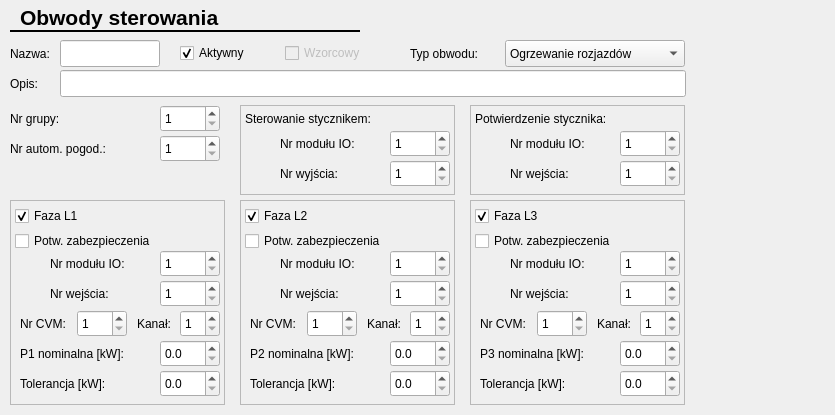
Old version of the form CfgForms/ccircuitcfgform.ui in the repository kaczmar55/koneor_v2.
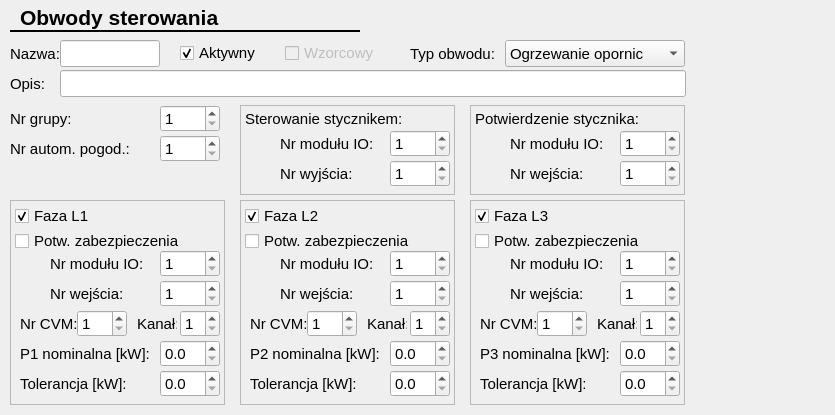
New version of the form.

Patch:
```diff
--- a/CfgForms/ccircuitcfgform.ui
+++ b/CfgForms/ccircuitcfgform.ui
@@ -37,7 +37,7 @@
     <rect>
      <x>20</x>
      <y>5</y>
-     <width>200</width>
+     <width>210</width>
      <height>25</height>
     </rect>
    </property>
@@ -65,6 +65,11 @@
      <height>90</height>
     </rect>
    </property>
+   <property name="font">
+    <font>
+     <pointsize>11</pointsize>
+    </font>
+   </property>
    <property name="frameShape">
     <enum>QFrame::StyledPanel</enum>
    </property>
@@ -80,6 +85,11 @@
       <height>17</height>
      </rect>
     </property>
+    <property name="font">
+     <font>
+      <pointsize>11</pointsize>
+     </font>
+    </property>
     <property name="text">
      <string>Sterowanie stycznikem:</string>
     </property>
@@ -93,6 +103,11 @@
       <height>17</height>
      </rect>
     </property>
+    <property name="font">
+     <font>
+      <pointsize>11</pointsize>
+     </font>
+    </property>
     <property name="text">
      <string>Nr modułu IO:</string>
     </property>
@@ -106,6 +121,11 @@
       <height>17</height>
      </rect>
     </property>
+    <property name="font">
+     <font>
+      <pointsize>11</pointsize>
+     </font>
+    </property>
     <property name="text">
      <string>Nr wyjścia:</string>
     </property>
@@ -119,6 +139,11 @@
       <height>27</height>
      </rect>
     </property>
+    <property name="font">
+     <font>
+      <pointsize>11</pointsize>
+     </font>
+    </property>
     <property name="minimum">
      <number>1</number>
     </property>
@@ -135,6 +160,11 @@
       <height>27</height>
      </rect>
     </property>
+    <property name="font">
+     <font>
+      <pointsize>11</pointsize>
+     </font>
+    </property>
     <property name="minimum">
      <number>1</number>
     </property>
@@ -152,6 +182,11 @@
      <height>27</height>
     </rect>
    </property>
+   <property name="font">
+    <font>
+     <pointsize>11</pointsize>
+    </font>
+   </property>
    <property name="minimum">
     <number>1</number>
    </property>
@@ -168,6 +203,11 @@
      <height>27</height>
     </rect>
    </property>
+   <property name="font">
+    <font>
+     <pointsize>11</pointsize>
+    </font>
+   </property>
    <property name="suffix">
     <string/>
    </property>
@@ -193,6 +233,11 @@
      <height>22</height>
     </rect>
    </property>
+   <property name="font">
+    <font>
+     <pointsize>11</pointsize>
+    </font>
+   </property>
    <property name="text">
     <string>Aktywny</string>
    </property>
@@ -209,6 +254,11 @@
      <height>205</height>
     </rect>
    </property>
+   <property name="font">
+    <font>
+     <pointsize>11</pointsize>
+    </font>
+   </property>
    <property name="frameShape">
     <enum>QFrame::StyledPanel</enum>
    </property>
@@ -224,6 +274,11 @@
       <height>22</height>
      </rect>
     </property>
+    <property name="font">
+     <font>
+      <pointsize>11</pointsize>
+     </font>
+    </property>
     <property name="text">
      <string>Faza L2</string>
     </property>
@@ -240,6 +295,11 @@
       <height>22</height>
      </rect>
     </property>
+    <property name="font">
+     <font>
+      <pointsize>11</pointsize>
+     </font>
+    </property>
     <property name="text">
      <string>Potw. zabezpieczenia</string>
     </property>
@@ -253,6 +313,11 @@
       <height>17</height>
      </rect>
     </property>
+    <property name="font">
+     <font>
+      <pointsize>11</pointsize>
+     </font>
+    </property>
     <property name="text">
      <string>Nr modułu IO:</string>
     </property>
@@ -266,6 +331,11 @@
       <height>27</height>
      </rect>
     </property>
+    <property name="font">
+     <font>
+      <pointsize>11</pointsize>
+     </font>
+    </property>
     <property name="minimum">
      <number>1</number>
     </property>
@@ -285,6 +355,11 @@
       <height>27</height>
      </rect>
     </property>
+    <property name="font">
+     <font>
+      <pointsize>11</pointsize>
+     </font>
+    </property>
     <property name="minimum">
      <number>1</number>
     </property>
@@ -301,6 +376,11 @@
       <height>17</height>
      </rect>
     </property>
+    <property name="font">
+     <font>
+      <pointsize>11</pointsize>
+     </font>
+    </property>
     <property name="text">
      <string>Nr wejścia:</string>
     </property>
@@ -314,6 +394,11 @@
       <height>17</height>
      </rect>
     </property>
+    <property name="font">
+     <font>
+      <pointsize>11</pointsize>
+     </font>
+    </property>
     <property name="text">
      <string>P2 nominalna [kW]:</string>
     </property>
@@ -327,6 +412,11 @@
       <height>17</height>
      </rect>
     </property>
+    <property name="font">
+     <font>
+      <pointsize>11</pointsize>
+     </font>
+    </property>
     <property name="text">
      <string>Tolerancja [kW]:</string>
     </property>
@@ -340,6 +430,11 @@
       <height>27</height>
      </rect>
     </property>
+    <property name="font">
+     <font>
+      <pointsize>11</pointsize>
+     </font>
+    </property>
     <property name="decimals">
      <number>1</number>
     </property>
@@ -362,6 +457,11 @@
       <height>27</height>
      </rect>
     </property>
+    <property name="font">
+     <font>
+      <pointsize>11</pointsize>
+     </font>
+    </property>
     <property name="decimals">
      <number>1</number>
     </property>
@@ -381,6 +481,11 @@
       <height>27</height>
      </rect>
     </property>
+    <property name="font">
+     <font>
+      <pointsize>11</pointsize>
+     </font>
+    </property>
     <property name="minimum">
      <number>1</number>
     </property>
@@ -397,6 +502,11 @@
       <height>27</height>
      </rect>
     </property>
+    <property name="font">
+     <font>
+      <pointsize>11</pointsize>
+     </font>
+    </property>
     <property name="minimum">
      <number>1</number>
     </property>
@@ -413,6 +523,11 @@
       <height>17</height>
      </rect>
     </property>
+    <property name="font">
+     <font>
+      <pointsize>11</pointsize>
+     </font>
+    </property>
     <property name="text">
      <string>Nr CVM:</string>
     </property>
@@ -426,6 +541,11 @@
       <height>17</height>
      </rect>
     </property>
+    <property name="font">
+     <font>
+      <pointsize>11</pointsize>
+     </font>
+    </property>
     <property name="text">
      <string>Kanał:</string>
     </property>
@@ -440,6 +560,11 @@
      <height>17</height>
     </rect>
    </property>
+   <property name="font">
+    <font>
+     <pointsize>11</pointsize>
+    </font>
+   </property>
    <property name="text">
     <string>Nr autom. pogod.:</string>
    </property>
@@ -453,6 +578,11 @@
      <height>205</height>
     </rect>
    </property>
+   <property name="font">
+    <font>
+     <pointsize>11</pointsize>
+    </font>
+   </property>
    <property name="frameShape">
     <enum>QFrame::StyledPanel</enum>
    </property>
@@ -468,6 +598,11 @@
       <height>22</height>
      </rect>
     </property>
+    <property name="font">
+     <font>
+      <pointsize>11</pointsize>
+     </font>
+    </property>
     <property name="text">
      <string>Faza L1</string>
     </property>
@@ -484,6 +619,11 @@
       <height>22</height>
      </rect>
     </property>
+    <property name="font">
+     <font>
+      <pointsize>11</pointsize>
+     </font>
+    </property>
     <property name="text">
      <string>Potw. zabezpieczenia</string>
     </property>
@@ -497,6 +637,11 @@
       <height>17</height>
      </rect>
     </property>
+    <property name="font">
+     <font>
+      <pointsize>11</pointsize>
+     </font>
+    </property>
     <property name="text">
      <string>Nr modułu IO:</string>
     </property>
@@ -510,6 +655,11 @@
       <height>27</height>
      </rect>
     </property>
+    <property name="font">
+     <font>
+      <pointsize>11</pointsize>
+     </font>
+    </property>
     <property name="minimum">
      <number>1</number>
     </property>
@@ -529,6 +679,11 @@
       <height>27</height>
      </rect>
     </property>
+    <property name="font">
+     <font>
+      <pointsize>11</pointsize>
+     </font>
+    </property>
     <property name="minimum">
      <number>1</number>
     </property>
@@ -545,6 +700,11 @@
       <height>17</height>
      </rect>
     </property>
+    <property name="font">
+     <font>
+      <pointsize>11</pointsize>
+     </font>
+    </property>
     <property name="text">
      <string>Nr wejścia:</string>
     </property>
@@ -558,6 +718,11 @@
       <height>17</height>
      </rect>
     </property>
+    <property name="font">
+     <font>
+      <pointsize>11</pointsize>
+     </font>
+    </property>
     <property name="text">
      <string>P1 nominalna [kW]:</string>
     </property>
@@ -571,6 +736,11 @@
       <height>17</height>
      </rect>
     </property>
+    <property name="font">
+     <font>
+      <pointsize>11</pointsize>
+     </font>
+    </property>
     <property name="text">
      <string>Tolerancja [kW]:</string>
     </property>
@@ -584,6 +754,11 @@
       <height>27</height>
      </rect>
     </property>
+    <property name="font">
+     <font>
+      <pointsize>11</pointsize>
+     </font>
+    </property>
     <property name="decimals">
      <number>1</number>
     </property>
@@ -606,6 +781,11 @@
       <height>27</height>
      </rect>
     </property>
+    <property name="font">
+     <font>
+      <pointsize>11</pointsize>
+     </font>
+    </property>
     <property name="decimals">
      <number>1</number>
     </property>
@@ -625,6 +805,11 @@
       <height>27</height>
      </rect>
     </property>
+    <property name="font">
+     <font>
+      <pointsize>11</pointsize>
+     </font>
+    </property>
     <property name="minimum">
      <number>1</number>
     </property>
@@ -641,6 +826,11 @@
       <height>17</height>
      </rect>
     </property>
+    <property name="font">
+     <font>
+      <pointsize>11</pointsize>
+     </font>
+    </property>
     <property name="text">
      <string>Nr CVM:</string>
     </property>
@@ -654,6 +844,11 @@
       <height>27</height>
      </rect>
     </property>
+    <property name="font">
+     <font>
+      <pointsize>11</pointsize>
+     </font>
+    </property>
     <property name="minimum">
      <number>1</number>
     </property>
@@ -670,6 +865,11 @@
       <height>17</height>
      </rect>
     </property>
+    <property name="font">
+     <font>
+      <pointsize>11</pointsize>
+     </font>
+    </property>
     <property name="text">
      <string>Kanał:</string>
     </property>
@@ -684,6 +884,11 @@
      <height>17</height>
     </rect>
    </property>
+   <property name="font">
+    <font>
+     <pointsize>11</pointsize>
+    </font>
+   </property>
    <property name="text">
     <string>Nr grupy:</string>
    </property>
@@ -697,6 +902,11 @@
      <height>17</height>
     </rect>
    </property>
+   <property name="font">
+    <font>
+     <pointsize>11</pointsize>
+    </font>
+   </property>
    <property name="text">
     <string>Nazwa:</string>
    </property>
@@ -710,6 +920,11 @@
      <height>205</height>
     </rect>
    </property>
+   <property name="font">
+    <font>
+     <pointsize>11</pointsize>
+    </font>
+   </property>
    <property name="frameShape">
     <enum>QFrame::StyledPanel</enum>
    </property>
@@ -725,6 +940,11 @@
       <height>22</height>
      </rect>
     </property>
+    <property name="font">
+     <font>
+      <pointsize>11</pointsize>
+     </font>
+    </property>
     <property name="text">
      <string>Faza L3</string>
     </property>
@@ -741,6 +961,11 @@
       <height>22</height>
      </rect>
     </property>
+    <property name="font">
+     <font>
+      <pointsize>11</pointsize>
+     </font>
+    </property>
     <property name="text">
      <string>Potw. zabezpieczenia</string>
     </property>
@@ -754,6 +979,11 @@
       <height>17</height>
      </rect>
     </property>
+    <property name="font">
+     <font>
+      <pointsize>11</pointsize>
+     </font>
+    </property>
     <property name="text">
      <string>Nr modułu IO:</string>
     </property>
@@ -767,6 +997,11 @@
       <height>27</height>
      </rect>
     </property>
+    <property name="font">
+     <font>
+      <pointsize>11</pointsize>
+     </font>
+    </property>
     <property name="minimum">
      <number>1</number>
     </property>
@@ -786,6 +1021,11 @@
       <height>27</height>
      </rect>
     </property>
+    <property name="font">
+     <font>
+      <pointsize>11</pointsize>
+     </font>
+    </property>
     <property name="minimum">
      <number>1</number>
     </property>
@@ -802,6 +1042,11 @@
       <height>17</height>
      </rect>
     </property>
+    <property name="font">
+     <font>
+      <pointsize>11</pointsize>
+     </font>
+    </property>
     <property name="text">
      <string>Nr wejścia:</string>
     </property>
@@ -815,6 +1060,11 @@
       <height>17</height>
      </rect>
     </property>
+    <property name="font">
+     <font>
+      <pointsize>11</pointsize>
+     </font>
+    </property>
     <property name="text">
      <string>P3 nominalna [kW]:</string>
     </property>
@@ -828,6 +1078,11 @@
       <height>17</height>
      </rect>
     </property>
+    <property name="font">
+     <font>
+      <pointsize>11</pointsize>
+     </font>
+    </property>
     <property name="text">
      <string>Tolerancja [kW]:</string>
     </property>
@@ -841,6 +1096,11 @@
       <height>27</height>
      </rect>
     </property>
+    <property name="font">
+     <font>
+      <pointsize>11</pointsize>
+     </font>
+    </property>
     <property name="decimals">
      <number>1</number>
     </property>
@@ -863,6 +1123,11 @@
       <height>27</height>
      </rect>
     </property>
+    <property name="font">
+     <font>
+      <pointsize>11</pointsize>
+     </font>
+    </property>
     <property name="decimals">
      <number>1</number>
     </property>
@@ -882,6 +1147,11 @@
       <height>17</height>
      </rect>
     </property>
+    <property name="font">
+     <font>
+      <pointsize>11</pointsize>
+     </font>
+    </property>
     <property name="text">
      <string>Nr CVM:</string>
     </property>
@@ -895,6 +1165,11 @@
       <height>27</height>
      </rect>
     </property>
+    <property name="font">
+     <font>
+      <pointsize>11</pointsize>
+     </font>
+    </property>
     <property name="minimum">
      <number>1</number>
     </property>
@@ -911,6 +1186,11 @@
       <height>17</height>
      </rect>
     </property>
+    <property name="font">
+     <font>
+      <pointsize>11</pointsize>
+     </font>
+    </property>
     <property name="text">
      <string>Kanał:</string>
     </property>
@@ -924,6 +1204,11 @@
       <height>27</height>
      </rect>
     </property>
+    <property name="font">
+     <font>
+      <pointsize>11</pointsize>
+     </font>
+    </property>
     <property name="minimum">
      <number>1</number>
     </property>
@@ -944,6 +1229,11 @@
      <height>22</height>
     </rect>
    </property>
+   <property name="font">
+    <font>
+     <pointsize>11</pointsize>
+    </font>
+   </property>
    <property name="text">
     <string>Wzorcowy</string>
    </property>
@@ -957,6 +1247,11 @@
      <height>17</height>
     </rect>
    </property>
+   <property name="font">
+    <font>
+     <pointsize>11</pointsize>
+    </font>
+   </property>
    <property name="text">
     <string>Typ obwodu:</string>
    </property>
@@ -970,12 +1265,17 @@
      <height>27</height>
     </rect>
    </property>
+   <property name="font">
+    <font>
+     <pointsize>11</pointsize>
+    </font>
+   </property>
    <property name="editable">
     <bool>false</bool>
    </property>
    <item>
     <property name="text">
-     <string>Ogrzewanie rozjazdów</string>
+     <string>Ogrzewanie opornic</string>
     </property>
    </item>
    <item>
@@ -1009,6 +1309,11 @@
      <height>90</height>
     </rect>
    </property>
+   <property name="font">
+    <font>
+     <pointsize>11</pointsize>
+    </font>
+   </property>
    <property name="frameShape">
     <enum>QFrame::StyledPanel</enum>
    </property>
@@ -1024,6 +1329,11 @@
       <height>17</height>
      </rect>
     </property>
+    <property name="font">
+     <font>
+      <pointsize>11</pointsize>
+     </font>
+    </property>
     <property name="text">
      <string>Potwierdzenie stycznika:</string>
     </property>
@@ -1037,6 +1347,11 @@
       <height>17</height>
      </rect>
     </property>
+    <property name="font">
+     <font>
+      <pointsize>11</pointsize>
+     </font>
+    </property>
     <property name="text">
      <string>Nr modułu IO:</string>
     </property>
@@ -1050,6 +1365,11 @@
       <height>17</height>
      </rect>
     </property>
+    <property name="font">
+     <font>
+      <pointsize>11</pointsize>
+     </font>
+    </property>
     <property name="text">
      <string>Nr wejścia:</string>
     </property>
@@ -1063,6 +1383,11 @@
       <height>27</height>
      </rect>
     </property>
+    <property name="font">
+     <font>
+      <pointsize>11</pointsize>
+     </font>
+    </property>
     <property name="minimum">
      <number>1</number>
     </property>
@@ -1079,6 +1404,11 @@
       <height>27</height>
      </rect>
     </property>
+    <property name="font">
+     <font>
+      <pointsize>11</pointsize>
+     </font>
+    </property>
     <property name="minimum">
      <number>1</number>
     </property>
@@ -1096,6 +1426,11 @@
      <height>17</height>
     </rect>
    </property>
+   <property name="font">
+    <font>
+     <pointsize>11</pointsize>
+    </font>
+   </property>
    <property name="text">
     <string>Opis:</string>
    </property>
```
Left out of the diff: 10 changed lines with no effect on the pictures.
